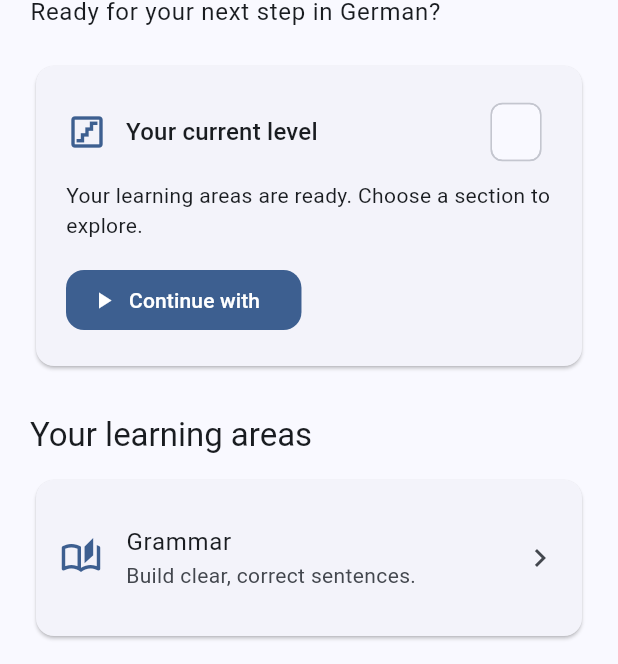
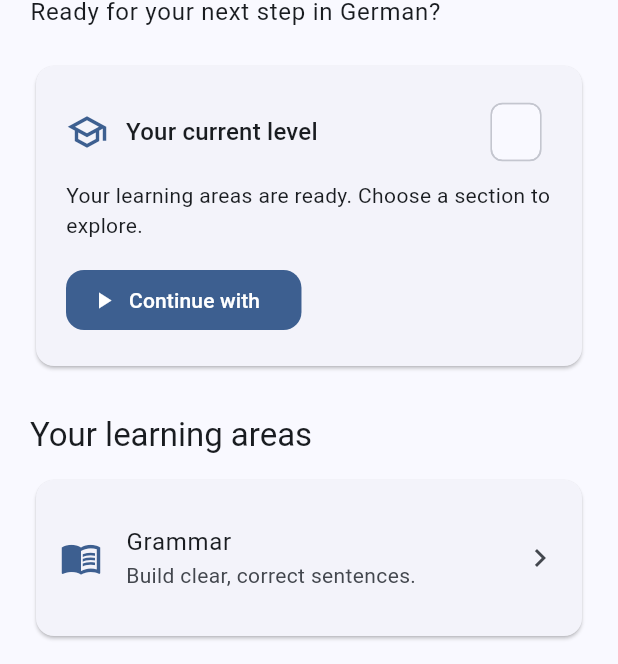
Before and after one commit to Pratham-1171/Deutsch-Guide, a Flutter app: the _LearnerHome screen opened directly with empty values, on a phone screen of 412 x 824 dp. Shown: the part 186-850 px from the top of the screen. Run offline on Flutter 3.47's test engine with Material 3 defaults, Android fonts, the phone set to English and light mode, and no system bars; our stand-ins replace flutter_riverpod, go_router, material_ui, supabase_flutter; accounts and stored records are empty.

Commit message:
fix: use supported icons in learner dashboard

```diff
--- a/lib/features/profile/presentation/learner_dashboard_screen.dart
+++ b/lib/features/profile/presentation/learner_dashboard_screen.dart
@@ -55,7 +55,7 @@ class _LearnerHome extends ConsumerWidget {
   final LearnerProfile profile;
 
   static const _learningAreas = <(String, String, IconData, AppRoute)>[
-    ('Grammar', 'Build clear, correct sentences.', Icons.auto_stories_outlined, AppRoutes.grammar),
+    ('Grammar', 'Build clear, correct sentences.', Icons.menu_book_outlined, AppRoutes.grammar),
     ('Vocabulary', 'Grow your everyday German words.', Icons.menu_book_outlined, AppRoutes.vocabulary),
     ('Dictionary', 'Look up German words.', Icons.search, AppRoutes.dictionary),
     ('Verbs', 'Explore forms and conjugations.', Icons.compare_arrows, AppRoutes.verbs),
@@ -127,7 +127,7 @@ class _LearnerHome extends ConsumerWidget {
                         Row(
                           children: [
                             Icon(
-                              Icons.stairs_outlined,
+                              Icons.school_outlined,
                               color: theme.colorScheme.primary,
                               size: 28,
                             ),
```
